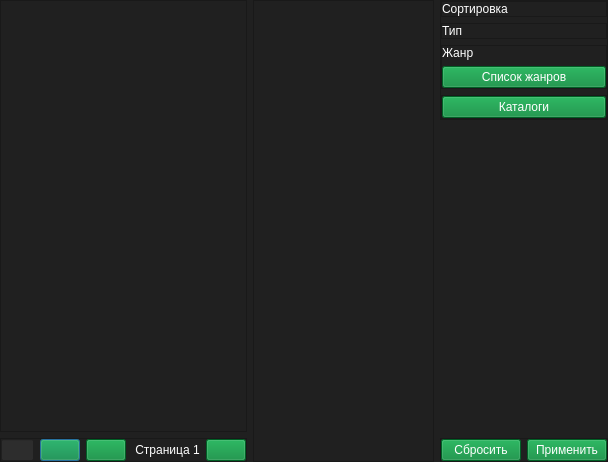
Above: forms/desuUI.ui from brandonzorn/Nlight before the change. Below: the same form after it.
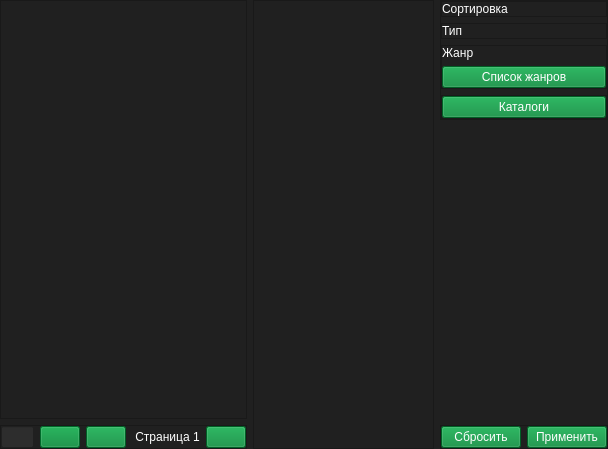
That is the form after the change. Icons and pictures are not drawn.

```diff
--- a/forms/desuUI.ui
+++ b/forms/desuUI.ui
@@ -7,213 +7,15 @@
     <x>0</x>
     <y>0</y>
     <width>608</width>
-    <height>462</height>
+    <height>449</height>
    </rect>
   </property>
-  <property name="palette">
-   <palette>
-    <active>
-     <colorrole role="WindowText">
-      <brush brushstyle="SolidPattern">
-       <color alpha="255">
-        <red>255</red>
-        <green>255</green>
-        <blue>255</blue>
-       </color>
-      </brush>
-     </colorrole>
-     <colorrole role="Button">
-      <brush brushstyle="SolidPattern">
-       <color alpha="255">
-        <red>32</red>
-        <green>32</green>
-        <blue>32</blue>
-       </color>
-      </brush>
-     </colorrole>
-     <colorrole role="Text">
-      <brush brushstyle="SolidPattern">
-       <color alpha="255">
-        <red>255</red>
-        <green>255</green>
-        <blue>255</blue>
-       </color>
-      </brush>
-     </colorrole>
-     <colorrole role="ButtonText">
-      <brush brushstyle="SolidPattern">
-       <color alpha="255">
-        <red>255</red>
-        <green>255</green>
-        <blue>255</blue>
-       </color>
-      </brush>
-     </colorrole>
-     <colorrole role="Base">
-      <brush brushstyle="SolidPattern">
-       <color alpha="255">
-        <red>32</red>
-        <green>32</green>
-        <blue>32</blue>
-       </color>
-      </brush>
-     </colorrole>
-     <colorrole role="Window">
-      <brush brushstyle="SolidPattern">
-       <color alpha="255">
-        <red>32</red>
-        <green>32</green>
-        <blue>32</blue>
-       </color>
-      </brush>
-     </colorrole>
-     <colorrole role="PlaceholderText">
-      <brush brushstyle="SolidPattern">
-       <color alpha="255">
-        <red>255</red>
-        <green>255</green>
-        <blue>255</blue>
-       </color>
-      </brush>
-     </colorrole>
-    </active>
-    <inactive>
-     <colorrole role="WindowText">
-      <brush brushstyle="SolidPattern">
-       <color alpha="255">
-        <red>255</red>
-        <green>255</green>
-        <blue>255</blue>
-       </color>
-      </brush>
-     </colorrole>
-     <colorrole role="Button">
-      <brush brushstyle="SolidPattern">
-       <color alpha="255">
-        <red>32</red>
-        <green>32</green>
-        <blue>32</blue>
-       </color>
-      </brush>
-     </colorrole>
-     <colorrole role="Text">
-      <brush brushstyle="SolidPattern">
-       <color alpha="255">
-        <red>255</red>
-        <green>255</green>
-        <blue>255</blue>
-       </color>
-      </brush>
-     </colorrole>
-     <colorrole role="ButtonText">
-      <brush brushstyle="SolidPattern">
-       <color alpha="255">
-        <red>255</red>
-        <green>255</green>
-        <blue>255</blue>
-       </color>
-      </brush>
-     </colorrole>
-     <colorrole role="Base">
-      <brush brushstyle="SolidPattern">
-       <color alpha="255">
-        <red>32</red>
-        <green>32</green>
-        <blue>32</blue>
-       </color>
-      </brush>
-     </colorrole>
-     <colorrole role="Window">
-      <brush brushstyle="SolidPattern">
-       <color alpha="255">
-        <red>32</red>
-        <green>32</green>
-        <blue>32</blue>
-       </color>
-      </brush>
-     </colorrole>
-     <colorrole role="PlaceholderText">
-      <brush brushstyle="SolidPattern">
-       <color alpha="255">
-        <red>255</red>
-        <green>255</green>
-        <blue>255</blue>
-       </color>
-      </brush>
-     </colorrole>
-    </inactive>
-    <disabled>
-     <colorrole role="WindowText">
-      <brush brushstyle="SolidPattern">
-       <color alpha="255">
-        <red>255</red>
-        <green>255</green>
-        <blue>255</blue>
-       </color>
-      </brush>
-     </colorrole>
-     <colorrole role="Button">
-      <brush brushstyle="SolidPattern">
-       <color alpha="255">
-        <red>32</red>
-        <green>32</green>
-        <blue>32</blue>
-       </color>
-      </brush>
-     </colorrole>
-     <colorrole role="Text">
-      <brush brushstyle="SolidPattern">
-       <color alpha="255">
-        <red>255</red>
-        <green>255</green>
-        <blue>255</blue>
-       </color>
-      </brush>
-     </colorrole>
-     <colorrole role="ButtonText">
-      <brush brushstyle="SolidPattern">
-       <color alpha="255">
-        <red>255</red>
-        <green>255</green>
-        <blue>255</blue>
-       </color>
-      </brush>
-     </colorrole>
-     <colorrole role="Base">
-      <brush brushstyle="SolidPattern">
-       <color alpha="255">
-        <red>32</red>
-        <green>32</green>
-        <blue>32</blue>
-       </color>
-      </brush>
-     </colorrole>
-     <colorrole role="Window">
-      <brush brushstyle="SolidPattern">
-       <color alpha="255">
-        <red>32</red>
-        <green>32</green>
-        <blue>32</blue>
-       </color>
-      </brush>
-     </colorrole>
-     <colorrole role="PlaceholderText">
-      <brush brushstyle="SolidPattern">
-       <color alpha="255">
-        <red>255</red>
-        <green>255</green>
-        <blue>255</blue>
-       </color>
-      </brush>
-     </colorrole>
-    </disabled>
-   </palette>
-  </property>
   <property name="windowTitle">
    <string>Dialog</string>
   </property>
   <property name="styleSheet">
    <string notr="true">color: rgb(255, 255, 255);
+selection-background-color: rgb(0, 133, 52);
 background-color: rgb(32, 32, 32);</string>
   </property>
   <layout class="QHBoxLayout" name="horizontalLayout">
@@ -254,42 +56,6 @@
             </color>
            </brush>
           </colorrole>
-          <colorrole role="Light">
-           <brush brushstyle="SolidPattern">
-            <color alpha="255">
-             <red>45</red>
-             <green>45</green>
-             <blue>45</blue>
-            </color>
-           </brush>
-          </colorrole>
-          <colorrole role="Midlight">
-           <brush brushstyle="SolidPattern">
-            <color alpha="255">
-             <red>45</red>
-             <green>45</green>
-             <blue>45</blue>
-            </color>
-           </brush>
-          </colorrole>
-          <colorrole role="Dark">
-           <brush brushstyle="SolidPattern">
-            <color alpha="255">
-             <red>45</red>
-             <green>45</green>
-             <blue>45</blue>
-            </color>
-           </brush>
-          </colorrole>
-          <colorrole role="Mid">
-           <brush brushstyle="SolidPattern">
-            <color alpha="255">
-             <red>45</red>
-             <green>45</green>
-             <blue>45</blue>
-            </color>
-           </brush>
-          </colorrole>
           <colorrole role="Text">
            <brush brushstyle="SolidPattern">
             <color alpha="255">
@@ -326,48 +92,12 @@
             </color>
            </brush>
           </colorrole>
-          <colorrole role="Shadow">
-           <brush brushstyle="SolidPattern">
-            <color alpha="255">
-             <red>45</red>
-             <green>45</green>
-             <blue>45</blue>
-            </color>
-           </brush>
-          </colorrole>
           <colorrole role="Highlight">
            <brush brushstyle="SolidPattern">
             <color alpha="255">
              <red>0</red>
              <green>133</green>
-             <blue>62</blue>
-            </color>
-           </brush>
-          </colorrole>
-          <colorrole role="AlternateBase">
-           <brush brushstyle="SolidPattern">
-            <color alpha="255">
-             <red>45</red>
-             <green>45</green>
-             <blue>45</blue>
-            </color>
-           </brush>
-          </colorrole>
-          <colorrole role="ToolTipBase">
-           <brush brushstyle="SolidPattern">
-            <color alpha="255">
-             <red>45</red>
-             <green>45</green>
-             <blue>45</blue>
-            </color>
-           </brush>
-          </colorrole>
-          <colorrole role="ToolTipText">
-           <brush brushstyle="SolidPattern">
-            <color alpha="255">
-             <red>236</red>
-             <green>240</green>
-             <blue>241</blue>
+             <blue>52</blue>
             </color>
            </brush>
           </colorrole>
@@ -400,42 +130,6 @@
             </color>
            </brush>
           </colorrole>
-          <colorrole role="Light">
-           <brush brushstyle="SolidPattern">
-            <color alpha="255">
-             <red>45</red>
-             <green>45</green>
-             <blue>45</blue>
-            </color>
-           </brush>
-          </colorrole>
-          <colorrole role="Midlight">
-           <brush brushstyle="SolidPattern">
-            <color alpha="255">
-             <red>45</red>
-             <green>45</green>
-             <blue>45</blue>
-            </color>
-           </brush>
-          </colorrole>
-          <colorrole role="Dark">
-           <brush brushstyle="SolidPattern">
-            <color alpha="255">
-             <red>45</red>
-             <green>45</green>
-             <blue>45</blue>
-            </color>
-           </brush>
-          </colorrole>
-          <colorrole role="Mid">
-           <brush brushstyle="SolidPattern">
-            <color alpha="255">
-             <red>45</red>
-             <green>45</green>
-             <blue>45</blue>
-            </color>
-           </brush>
-          </colorrole>
           <colorrole role="Text">
            <brush brushstyle="SolidPattern">
             <color alpha="255">
@@ -472,48 +166,12 @@
             </color>
            </brush>
           </colorrole>
-          <colorrole role="Shadow">
-           <brush brushstyle="SolidPattern">
-            <color alpha="255">
-             <red>45</red>
-             <green>45</green>
-             <blue>45</blue>
-            </color>
-           </brush>
-          </colorrole>
           <colorrole role="Highlight">
            <brush brushstyle="SolidPattern">
             <color alpha="255">
              <red>0</red>
              <green>133</green>
-             <blue>62</blue>
-            </color>
-           </brush>
-          </colorrole>
-          <colorrole role="AlternateBase">
-           <brush brushstyle="SolidPattern">
-            <color alpha="255">
-             <red>45</red>
-             <green>45</green>
-             <blue>45</blue>
-            </color>
-           </brush>
-          </colorrole>
-          <colorrole role="ToolTipBase">
-           <brush brushstyle="SolidPattern">
-            <color alpha="255">
-             <red>45</red>
-             <green>45</green>
-             <blue>45</blue>
-            </color>
-           </brush>
-          </colorrole>
-          <colorrole role="ToolTipText">
-           <brush brushstyle="SolidPattern">
-            <color alpha="255">
-             <red>236</red>
-             <green>240</green>
-             <blue>241</blue>
+             <blue>52</blue>
             </color>
            </brush>
           </colorrole>
@@ -546,42 +204,6 @@
             </color>
            </brush>
           </colorrole>
-          <colorrole role="Light">
-           <brush brushstyle="SolidPattern">
-            <color alpha="255">
-             <red>45</red>
-             <green>45</green>
-             <blue>45</blue>
-            </color>
-           </brush>
-          </colorrole>
-          <colorrole role="Midlight">
-           <brush brushstyle="SolidPattern">
-            <color alpha="255">
-             <red>45</red>
-             <green>45</green>
-             <blue>45</blue>
-            </color>
-           </brush>
-          </colorrole>
-          <colorrole role="Dark">
-           <brush brushstyle="SolidPattern">
-            <color alpha="255">
-             <red>45</red>
-             <green>45</green>
-             <blue>45</blue>
-            </color>
-           </brush>
-          </colorrole>
-          <colorrole role="Mid">
-           <brush brushstyle="SolidPattern">
-            <color alpha="255">
-             <red>45</red>
-             <green>45</green>
-             <blue>45</blue>
-            </color>
-           </brush>
-          </colorrole>
           <colorrole role="Text">
            <brush brushstyle="SolidPattern">
             <color alpha="255">
@@ -618,48 +240,12 @@
             </color>
            </brush>
           </colorrole>
-          <colorrole role="Shadow">
-           <brush brushstyle="SolidPattern">
-            <color alpha="255">
-             <red>45</red>
-             <green>45</green>
-             <blue>45</blue>
-            </color>
-           </brush>
-          </colorrole>
           <colorrole role="Highlight">
            <brush brushstyle="SolidPattern">
             <color alpha="255">
              <red>0</red>
-             <green>120</green>
-             <blue>215</blue>
-            </color>
-           </brush>
-          </colorrole>
-          <colorrole role="AlternateBase">
-           <brush brushstyle="SolidPattern">
-            <color alpha="255">
-             <red>45</red>
-             <green>45</green>
-             <blue>45</blue>
-            </color>
-           </brush>
-          </colorrole>
-          <colorrole role="ToolTipBase">
-           <brush brushstyle="SolidPattern">
-            <color alpha="255">
-             <red>45</red>
-             <green>45</green>
-             <blue>45</blue>
-            </color>
-           </brush>
-          </colorrole>
-          <colorrole role="ToolTipText">
-           <brush brushstyle="SolidPattern">
-            <color alpha="255">
-             <red>236</red>
-             <green>240</green>
-             <blue>241</blue>
+             <green>133</green>
+             <blue>52</blue>
             </color>
            </brush>
           </colorrole>
@@ -714,8 +300,7 @@
           <item>
            <widget class="QPushButton" name="btn_search">
             <property name="styleSheet">
-             <string notr="true">background-color: rgb(0, 133, 52);
-color: rgb(255, 255, 255);</string>
+             <string notr="true">background-color: rgb(0, 133, 52);</string>
             </property>
             <property name="text">
              <string/>
@@ -734,8 +319,7 @@
           <item>
            <widget class="QPushButton" name="prev_page">
             <property name="styleSheet">
-             <string notr="true">background-color: rgb(0, 133, 52);
-color: rgb(255, 255, 255);</string>
+             <string notr="true">background-color: rgb(0, 133, 52);</string>
             </property>
             <property name="text">
              <string/>
@@ -757,8 +341,7 @@
           <item>
            <widget class="QPushButton" name="next_page">
             <property name="styleSheet">
-             <string notr="true">background-color: rgb(0, 133, 52);
-color: rgb(255, 255, 255);</string>
+             <string notr="true">background-color: rgb(0, 133, 52);</string>
             </property>
             <property name="text">
              <string/>
@@ -998,8 +581,7 @@
         <item>
          <widget class="QPushButton" name="filter_reset">
           <property name="styleSheet">
-           <string notr="true">background-color: rgb(0, 133, 52);
-color: rgb(255, 255, 255);</string>
+           <string notr="true">background-color: rgb(0, 133, 52);</string>
           </property>
           <property name="text">
            <string>Сбросить</string>
@@ -1009,8 +591,7 @@
         <item>
          <widget class="QPushButton" name="filter_apply">
           <property name="styleSheet">
-           <string notr="true">background-color: rgb(0, 133, 52);
-color: rgb(255, 255, 255);</string>
+           <string notr="true">background-color: rgb(0, 133, 52);</string>
           </property>
           <property name="text">
            <string>Применить</string>
```
Left out of the diff: 232 changed lines with no effect on the pictures.
